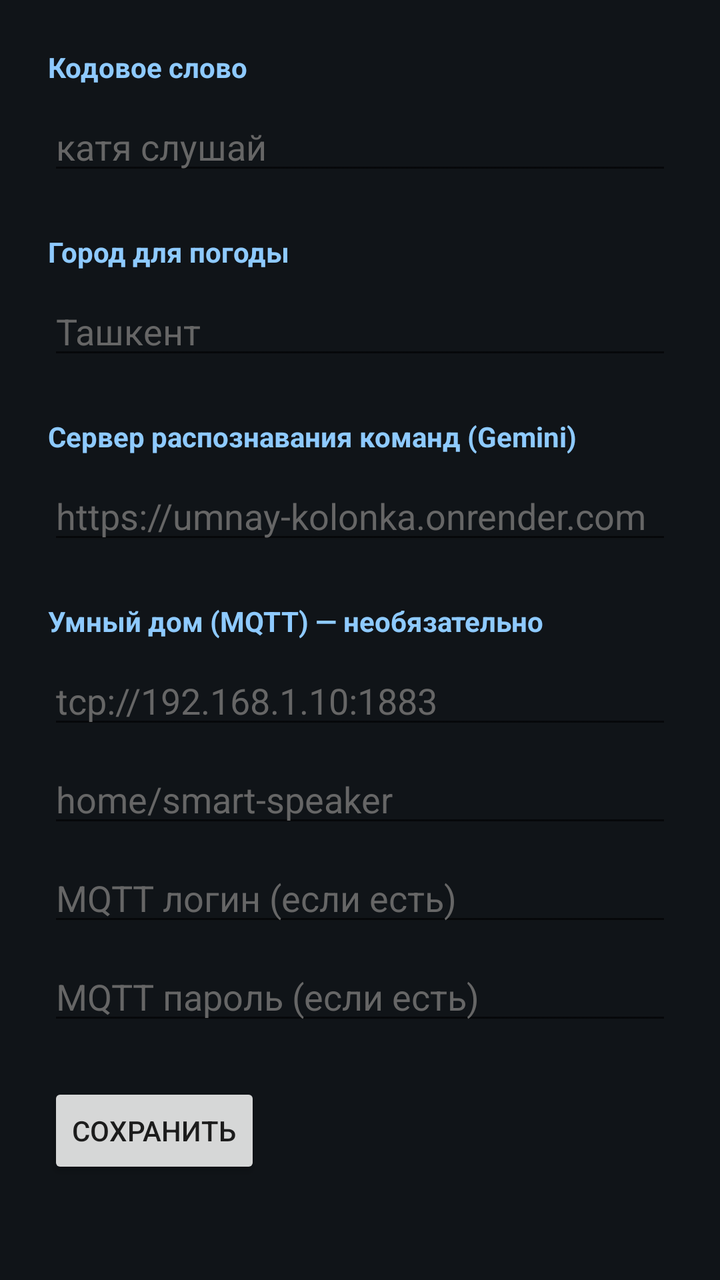
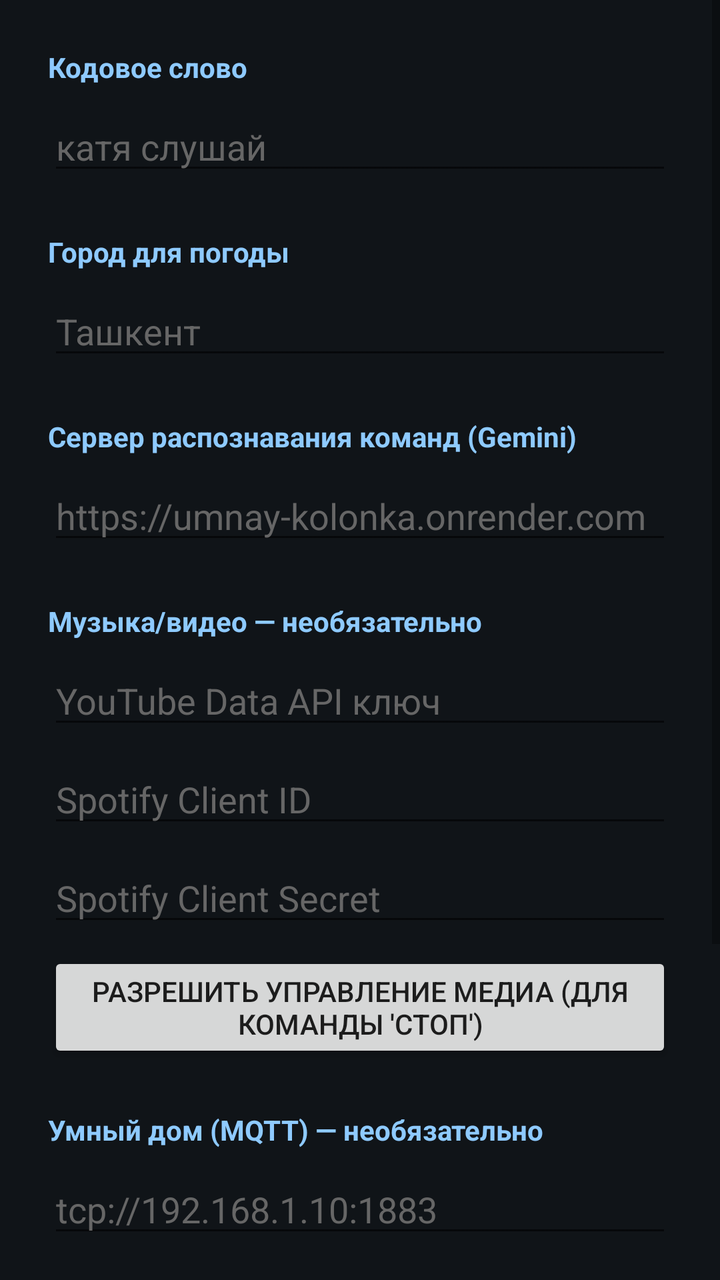

Screens rendered from an Android XML layout before and after an edit, with the pre-edit source and the edit as a unified diff.
<!-- AndroidManifest.xml: application theme Theme.SmartSpeaker -->
<!-- res/layout/activity_settings.xml -->
<?xml version="1.0" encoding="utf-8"?>
<ScrollView xmlns:android="http://schemas.android.com/apk/res/android"
    android:layout_width="match_parent"
    android:layout_height="match_parent"
    android:background="#101418">

    <LinearLayout
        android:layout_width="match_parent"
        android:layout_height="wrap_content"
        android:orientation="vertical"
        android:padding="24dp">

        <TextView
            android:layout_width="wrap_content"
            android:layout_height="wrap_content"
            android:text="Кодовое слово"
            android:textColor="#8ecaff"
            android:textStyle="bold"
            android:layout_marginBottom="8dp" />

        <EditText
            android:id="@+id/wakePhraseInput"
            android:layout_width="match_parent"
            android:layout_height="wrap_content"
            android:hint="катя слушай"
            android:textColor="#FFFFFF"
            android:textColorHint="#666666"
            android:layout_marginBottom="24dp" />

        <TextView
            android:layout_width="wrap_content"
            android:layout_height="wrap_content"
            android:text="Город для погоды"
            android:textColor="#8ecaff"
            android:textStyle="bold"
            android:layout_marginBottom="8dp" />

        <EditText
            android:id="@+id/cityInput"
            android:layout_width="match_parent"
            android:layout_height="wrap_content"
            android:hint="Ташкент"
            android:textColor="#FFFFFF"
            android:textColorHint="#666666"
            android:layout_marginBottom="24dp" />

        <TextView
            android:layout_width="wrap_content"
            android:layout_height="wrap_content"
            android:text="Сервер распознавания команд (Gemini)"
            android:textColor="#8ecaff"
            android:textStyle="bold"
            android:layout_marginBottom="8dp" />

        <EditText
            android:id="@+id/serverUrlInput"
            android:layout_width="match_parent"
            android:layout_height="wrap_content"
            android:hint="https://umnay-kolonka.onrender.com"
            android:textColor="#FFFFFF"
            android:textColorHint="#666666"
            android:layout_marginBottom="24dp" />

        <TextView
            android:layout_width="wrap_content"
            android:layout_height="wrap_content"
            android:text="Умный дом (MQTT) — необязательно"
            android:textColor="#8ecaff"
            android:textStyle="bold"
            android:layout_marginBottom="8dp" />

        <EditText
            android:id="@+id/brokerInput"
            android:layout_width="match_parent"
            android:layout_height="wrap_content"
            android:hint="tcp://192.168.1.10:1883"
            android:textColor="#FFFFFF"
            android:textColorHint="#666666"
            android:layout_marginBottom="8dp" />

        <EditText
            android:id="@+id/topicInput"
            android:layout_width="match_parent"
            android:layout_height="wrap_content"
            android:hint="home/smart-speaker"
            android:textColor="#FFFFFF"
            android:textColorHint="#666666"
            android:layout_marginBottom="8dp" />

        <EditText
            android:id="@+id/userInput"
            android:layout_width="match_parent"
            android:layout_height="wrap_content"
            android:hint="MQTT логин (если есть)"
            android:textColor="#FFFFFF"
            android:textColorHint="#666666"
            android:layout_marginBottom="8dp" />

        <EditText
            android:id="@+id/passInput"
            android:layout_width="match_parent"
            android:layout_height="wrap_content"
            android:hint="MQTT пароль (если есть)"
            android:inputType="textPassword"
            android:textColor="#FFFFFF"
            android:textColorHint="#666666"
            android:layout_marginBottom="24dp" />

        <Button
            android:id="@+id/saveButton"
            android:layout_width="wrap_content"
            android:layout_height="wrap_content"
            android:text="Сохранить" />

    </LinearLayout>
</ScrollView>
<!-- resources referenced by this layout -->
<resources>
  <style name="Theme.SmartSpeaker" parent="Theme.MaterialComponents.DayNight.NoActionBar">
          <item name="colorPrimary">#2196F3</item>
          <item name="colorPrimaryDark">#1976D2</item>
          <item name="colorAccent">#03A9F4</item>
      </style>
</resources>

<!-- the commit's change to res/layout/activity_settings.xml (unified diff, before → after) -->
@@ -64,6 +64,49 @@
         <TextView
             android:layout_width="wrap_content"
             android:layout_height="wrap_content"
+            android:text="Музыка/видео — необязательно"
+            android:textColor="#8ecaff"
+            android:textStyle="bold"
+            android:layout_marginBottom="8dp" />
+
+        <EditText
+            android:id="@+id/youtubeKeyInput"
+            android:layout_width="match_parent"
+            android:layout_height="wrap_content"
+            android:hint="YouTube Data API ключ"
+            android:textColor="#FFFFFF"
+            android:textColorHint="#666666"
+            android:layout_marginBottom="8dp" />
+
+        <EditText
+            android:id="@+id/spotifyIdInput"
+            android:layout_width="match_parent"
+            android:layout_height="wrap_content"
+            android:hint="Spotify Client ID"
+            android:textColor="#FFFFFF"
+            android:textColorHint="#666666"
+            android:layout_marginBottom="8dp" />
+
+        <EditText
+            android:id="@+id/spotifySecretInput"
+            android:layout_width="match_parent"
+            android:layout_height="wrap_content"
+            android:hint="Spotify Client Secret"
+            android:inputType="textPassword"
+            android:textColor="#FFFFFF"
+            android:textColorHint="#666666"
+            android:layout_marginBottom="8dp" />
+
+        <Button
+            android:id="@+id/notificationAccessButton"
+            android:layout_width="wrap_content"
+            android:layout_height="wrap_content"
+            android:layout_marginBottom="24dp"
+            android:text="Разрешить управление медиа (для команды 'стоп')" />
+
+        <TextView
+            android:layout_width="wrap_content"
+            android:layout_height="wrap_content"
             android:text="Умный дом (MQTT) — необязательно"
             android:textColor="#8ecaff"
             android:textStyle="bold"
